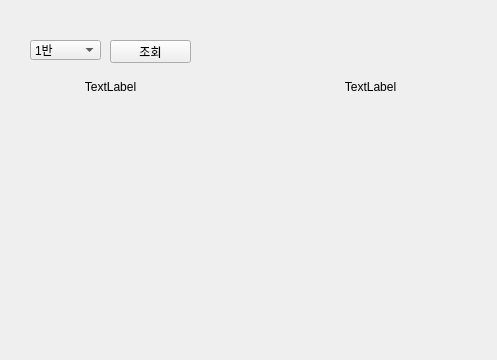
Qt form test.ui (leenuu/School-lunch) before a commit.
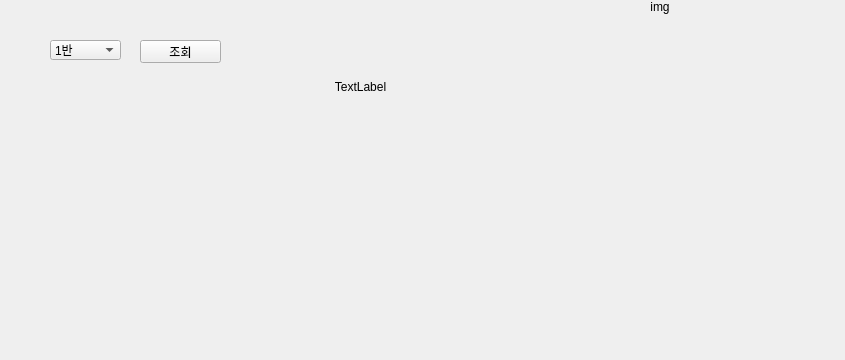
The same form after that commit.

```diff
--- a/test.ui
+++ b/test.ui
@@ -6,7 +6,7 @@
    <rect>
     <x>0</x>
     <y>0</y>
-    <width>497</width>
+    <width>845</width>
     <height>360</height>
    </rect>
   </property>
@@ -16,7 +16,7 @@
   <widget class="QComboBox" name="comboBox">
    <property name="geometry">
     <rect>
-     <x>30</x>
+     <x>50</x>
      <y>40</y>
      <width>71</width>
      <height>20</height>
@@ -93,12 +93,12 @@
     <rect>
      <x>30</x>
      <y>80</y>
-     <width>161</width>
+     <width>221</width>
      <height>201</height>
     </rect>
    </property>
    <property name="text">
-    <string>TextLabel</string>
+    <string/>
    </property>
    <property name="alignment">
     <set>Qt::AlignHCenter|Qt::AlignTop</set>
@@ -107,7 +107,7 @@
   <widget class="QPushButton" name="pushButton">
    <property name="geometry">
     <rect>
-     <x>110</x>
+     <x>140</x>
      <y>40</y>
      <width>81</width>
      <height>23</height>
@@ -120,7 +120,7 @@
   <widget class="QLabel" name="label_2">
    <property name="geometry">
     <rect>
-     <x>290</x>
+     <x>280</x>
      <y>80</y>
      <width>161</width>
      <height>201</height>
@@ -133,6 +133,22 @@
     <set>Qt::AlignHCenter|Qt::AlignTop</set>
    </property>
   </widget>
+  <widget class="QLabel" name="img_label">
+   <property name="geometry">
+    <rect>
+     <x>480</x>
+     <y>0</y>
+     <width>360</width>
+     <height>360</height>
+    </rect>
+   </property>
+   <property name="text">
+    <string>img</string>
+   </property>
+   <property name="alignment">
+    <set>Qt::AlignHCenter|Qt::AlignTop</set>
+   </property>
+  </widget>
  </widget>
  <resources/>
  <connections/>
```
Left out of the diff: 6 changed lines with no effect on the pictures.
